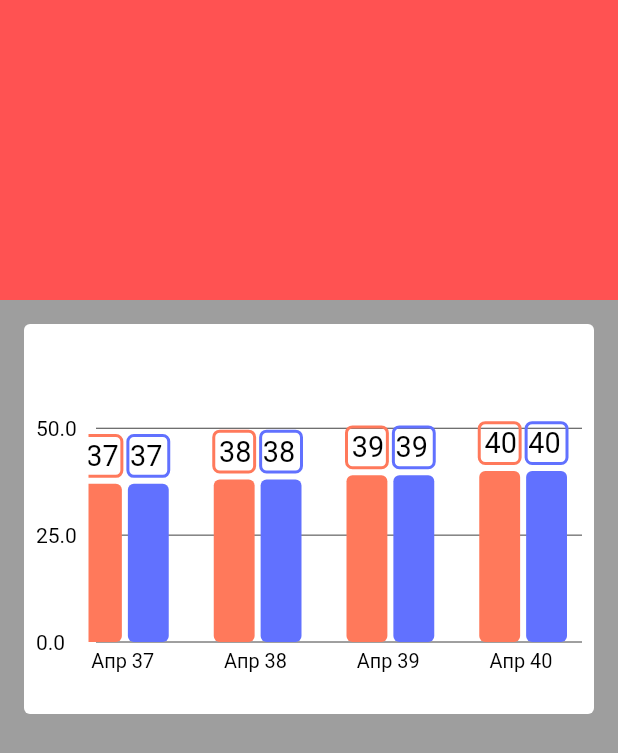
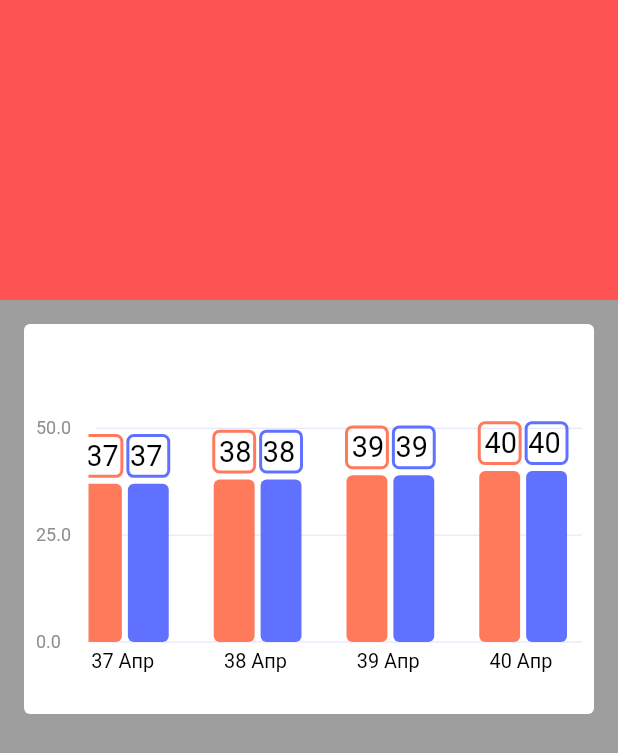
Before and after one commit to nvsces/nv_bar_chart, a Flutter app: the screen it shows after launch, on a phone screen of 412 x 824 dp. Shown: the top 753 px of the screen. Run offline on Flutter 3.47's test engine with Material 2 defaults, Android fonts, the phone set to English and light mode, and no system bars.

Commit message:
add GridStyle

```diff
--- /dev/null
+++ b/lib/chart/grid_style.dart
@@ -0,0 +1,20 @@
+import 'package:flutter/material.dart';
+
+class GridStyle {
+  final Color color;
+  final TextStyle textStyle;
+  GridStyle({
+    required this.color,
+    required this.textStyle,
+  });
+
+  factory GridStyle.gefaultStyle() {
+    return GridStyle(
+      color: const Color(0xffD6D7F9),
+      textStyle: const TextStyle(
+        fontSize: 12.0,
+        color: Color(0xff909090),
+      ),
+    );
+  }
+}
--- a/lib/chart/nv_bar_chart.dart
+++ b/lib/chart/nv_bar_chart.dart
@@ -4,6 +4,7 @@ import 'package:flutter/gestures.dart';
 import 'package:flutter/material.dart';
 import 'package:nv_bar_chart/bar_data.dart';
 import 'package:nv_bar_chart/chart/bar_style.dart';
+import 'package:nv_bar_chart/chart/grid_style.dart';
 import 'package:nv_bar_chart/chart/nv_bar_chart_painter.dart';
 import 'package:nv_bar_chart/chart/nv_bar_painter_params.dart';
 
@@ -13,6 +14,7 @@ class NvBarChart extends StatefulWidget {
   final ValueChanged<BarData>? onTap;
   final ValueChanged<double>? onCandleResize;
   final BarStyle? barStyle;
+  final GridStyle? gridStyle;
 
   const NvBarChart({
     Key? key,
@@ -20,6 +22,7 @@ class NvBarChart extends StatefulWidget {
     this.barStyle,
     this.initialVisibleCandleCount = 5,
     this.onTap,
+    this.gridStyle,
     this.onCandleResize,
   }) : super(key: key);
 
@@ -39,6 +42,7 @@ class _NvBarChartState extends State<NvBarChart> {
   NvBarPainterParams? _prevParams;
 
   BarStyle get barStyle => widget.barStyle ?? BarStyle.defaultStyle();
+  GridStyle get gridStyle => widget.gridStyle ?? GridStyle.gefaultStyle();
 
   List<BarData> get bars => [
         BarData(
@@ -83,6 +87,7 @@ class _NvBarChartState extends State<NvBarChart> {
               final childTween = TweenAnimationBuilder(
                 tween: MyPainterParamsTween(
                   end: NvBarPainterParams(
+                    gridStyle: gridStyle,
                     dateStyle: barStyle.dateStyle,
                     valueStyle: barStyle.valueStyle,
                     colorBar1: barStyle.colorBar1,
--- a/lib/chart/nv_bar_painter_params.dart
+++ b/lib/chart/nv_bar_painter_params.dart
@@ -1,6 +1,7 @@
 import 'dart:ui';
 
 import 'package:flutter/material.dart';
+import 'package:nv_bar_chart/chart/grid_style.dart';
 
 import '../bar_data.dart';
 
@@ -18,6 +19,7 @@ class NvBarPainterParams {
   final Color? colorBar2;
   final TextStyle? valueStyle;
   final TextStyle? dateStyle;
+  final GridStyle gridStyle;
 
   final double xShift;
 
@@ -34,6 +36,7 @@ class NvBarPainterParams {
     this.colorBar2,
     this.valueStyle,
     this.dateStyle,
+    required this.gridStyle,
   });
 
   double get chartWidth => size.width - 40;
@@ -51,6 +54,7 @@ class NvBarPainterParams {
         lerpDouble(getField(a), getField(b), t)!;
     return NvBarPainterParams(
       dateStyle: b.dateStyle,
+      gridStyle: b.gridStyle,
       valueStyle: b.valueStyle,
       colorBar1: b.colorBar1,
       colorBar2: b.colorBar2,
```
Also changed, not shown: lib/chart/nv_bar_chart_painter.dart (+6 -6 lines).
